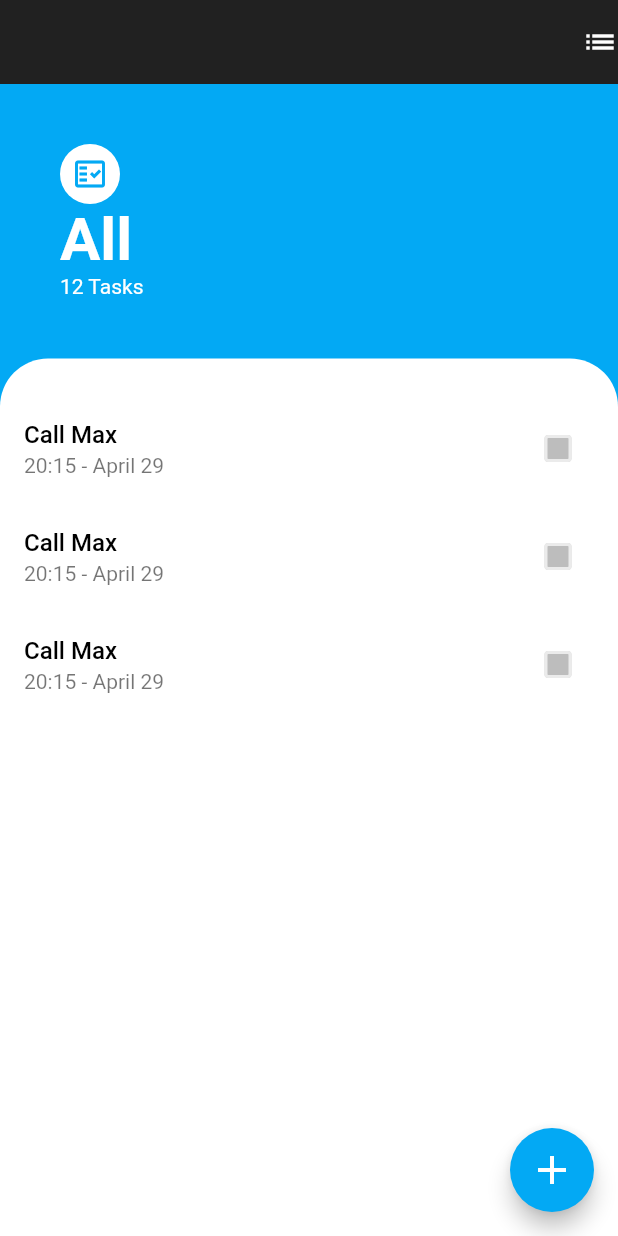
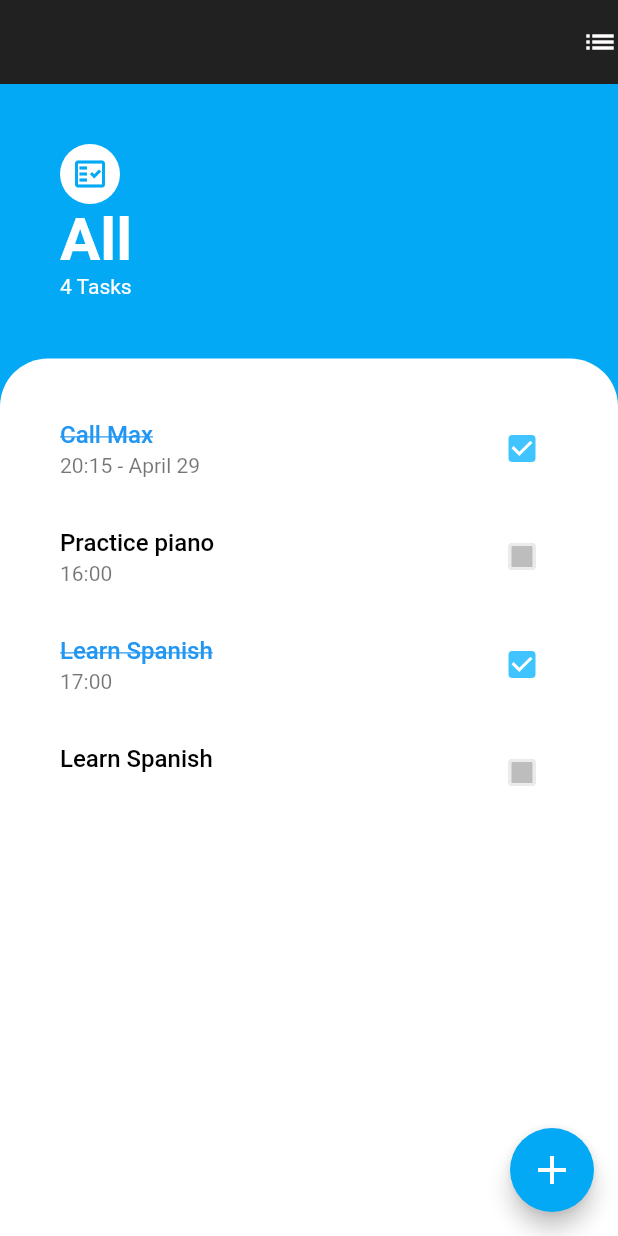
Before and after one commit to quydn720/todo-app, a Flutter app: the screen it shows after launch, on a phone screen of 412 x 824 dp. Run offline on Flutter 3.47's test engine with Material 2 defaults, Android fonts, the phone set to English and light mode, and no system bars.

Commit message:
Add provider package to manage state

```diff
--- a/lib/models/task.dart
+++ b/lib/models/task.dart
@@ -1,12 +1,35 @@
+import 'dart:collection';
+
+import 'package:flutter/cupertino.dart';
+
 class Task {
   String title;
   String? time;
   bool isCompleted;
   Task({required this.isCompleted, required this.title, this.time});
+
+  void toggleCompleted() {
+    isCompleted = !isCompleted;
+  }
 }
 
-List<Task> tasks = [
-  Task(title: 'Call Max', time: '20:15 - April 29', isCompleted: true),
-  Task(title: 'Practice piano', time: '16:00', isCompleted: false),
-  Task(title: 'Learn Spanish', time: '17:00', isCompleted: false),
-];
+class TaskModel extends ChangeNotifier {
+  final List<Task> _tasks = [
+    Task(title: 'Call Max', time: '20:15 - April 29', isCompleted: true),
+    Task(title: 'Practice piano', time: '16:00', isCompleted: false),
+    Task(title: 'Learn Spanish', time: '17:00', isCompleted: true),
+    Task(title: 'Learn Spanish', time: null, isCompleted: false),
+  ];
+
+  UnmodifiableListView<Task> get tasks => UnmodifiableListView(_tasks);
+
+  void add(Task task) {
+    _tasks.add(task);
+    notifyListeners();
+  }
+
+  void updateTask(Task task) {
+    task.toggleCompleted();
+    notifyListeners();
+  }
+}
--- /dev/null
+++ b/lib/screens/add_task/add_task_screen.dart
@@ -0,0 +1,8 @@
+import 'package:flutter/material.dart';
+
+class AddTaskScreen extends StatelessWidget {
+  @override
+  Widget build(BuildContext context) {
+    return Container();
+  }
+}
--- a/lib/screens/tasks/components/body.dart
+++ b/lib/screens/tasks/components/body.dart
@@ -1,4 +1,6 @@
 import 'package:flutter/material.dart';
+import 'package:provider/provider.dart';
+import 'package:todo_app/models/task.dart';
 import 'package:todo_app/screens/tasks/components/task_tile.dart';
 
 class Body extends StatelessWidget {
@@ -26,19 +28,30 @@ class Body extends StatelessWidget {
                   fontSize: 40,
                 ),
               ),
-              Text('12 Tasks'),
+              Text('${Provider.of<TaskModel>(context).tasks.length} Tasks'),
             ],
           ),
         ),
         Expanded(
           child: Container(
             padding: EdgeInsets.only(top: 24.0),
-            child: ListView(
-              children: [
-                TaskTile(),
-                TaskTile(),
-                TaskTile(),
-              ],
+            child: Consumer<TaskModel>(
+              builder: (context, value, child) {
+                return ListView.builder(
+                  itemBuilder: (context, index) {
+                    var task = value.tasks[index];
+                    return TaskTile(
+                      isChecked: task.isCompleted,
+                      title: task.title,
+                      time: task.time,
+                      checkboxCallback: (checkboxState) {
+                        value.updateTask(task);
+                      },
+                    );
+                  },
+                  itemCount: value.tasks.length,
+                );
+              },
             ),
             decoration: BoxDecoration(
               color: Colors.white,
--- a/lib/screens/tasks/components/task_tile.dart
+++ b/lib/screens/tasks/components/task_tile.dart
@@ -1,36 +1,42 @@
 import 'package:flutter/material.dart';
 import 'TaskCheckbox.dart';
 
-class TaskTile extends StatefulWidget {
-  @override
-  _TaskTileState createState() => _TaskTileState();
-}
+class TaskTile extends StatelessWidget {
+  final bool isChecked;
+  final String title;
+  final String? time;
+  final Function(bool?) checkboxCallback;
 
-class _TaskTileState extends State<TaskTile> {
-  bool isChecked = false;
+  const TaskTile(
+      {Key? key,
+      required this.isChecked,
+      required this.title,
+      this.time,
+      required this.checkboxCallback})
+      : super(key: key);
+
   @override
   Widget build(BuildContext context) {
+    final String displayTime = time ?? '';
     return ListTile(
+      contentPadding: EdgeInsets.symmetric(horizontal: 40.0),
+      title: Text(
+        title,
+        style: TextStyle().copyWith(
+          fontWeight: FontWeight.w500,
+          color: isChecked ? Colors.blue : Colors.black,
+          decoration: isChecked ? TextDecoration.lineThrough : null,
+        ),
+      ),
       subtitle: Text(
-        '20:15 - April 29',
+        displayTime,
         style: TextStyle().copyWith(
           color: Colors.black54,
         ),
       ),
-      title: Text(
-        'Call Max',
-        style: TextStyle().copyWith(
-            fontWeight: FontWeight.w500,
-            color: isChecked ? Colors.blue : Colors.black,
-            decoration: isChecked ? TextDecoration.lineThrough : null),
-      ),
       trailing: TaskCheckbox(
         isChecked: isChecked,
-        onTapCallback: (newValue) {
-          setState(() {
-            isChecked = newValue!;
-          });
-        },
+        onTapCallback: checkboxCallback,
       ),
     );
   }
--- a/lib/screens/tasks/tasks_screen.dart
+++ b/lib/screens/tasks/tasks_screen.dart
@@ -1,10 +1,14 @@
 import 'package:flutter/material.dart';
+import 'package:provider/provider.dart';
+import 'package:todo_app/models/task.dart';
 import 'package:todo_app/screens/tasks/components/body.dart';
 
 class TasksScreen extends StatelessWidget {
   @override
   Widget build(BuildContext context) {
-    return Scaffold(
+    return ChangeNotifierProvider(
+      create: (context) => TaskModel(),
+      child: Scaffold(
         backgroundColor: Colors.lightBlue,
         appBar: AppBar(
           elevation: 0,
@@ -24,6 +28,7 @@ class TasksScreen extends StatelessWidget {
           ),
           backgroundColor: Colors.lightBlue,
         ),
+      ),
     );
   }
 }
--- a/pubspec.yaml
+++ b/pubspec.yaml
@@ -28,6 +28,7 @@ dependencies:
   # The following adds the Cupertino Icons font to your application.
   # Use with the CupertinoIcons class for iOS style icons.
   cupertino_icons: ^1.0.2
+  provider: ^5.0.0
 
 dev_dependencies:
   flutter_test:
```
Also changed, not shown: pubspec.lock. Lines whose indentation alone changed are shown as unchanged.
